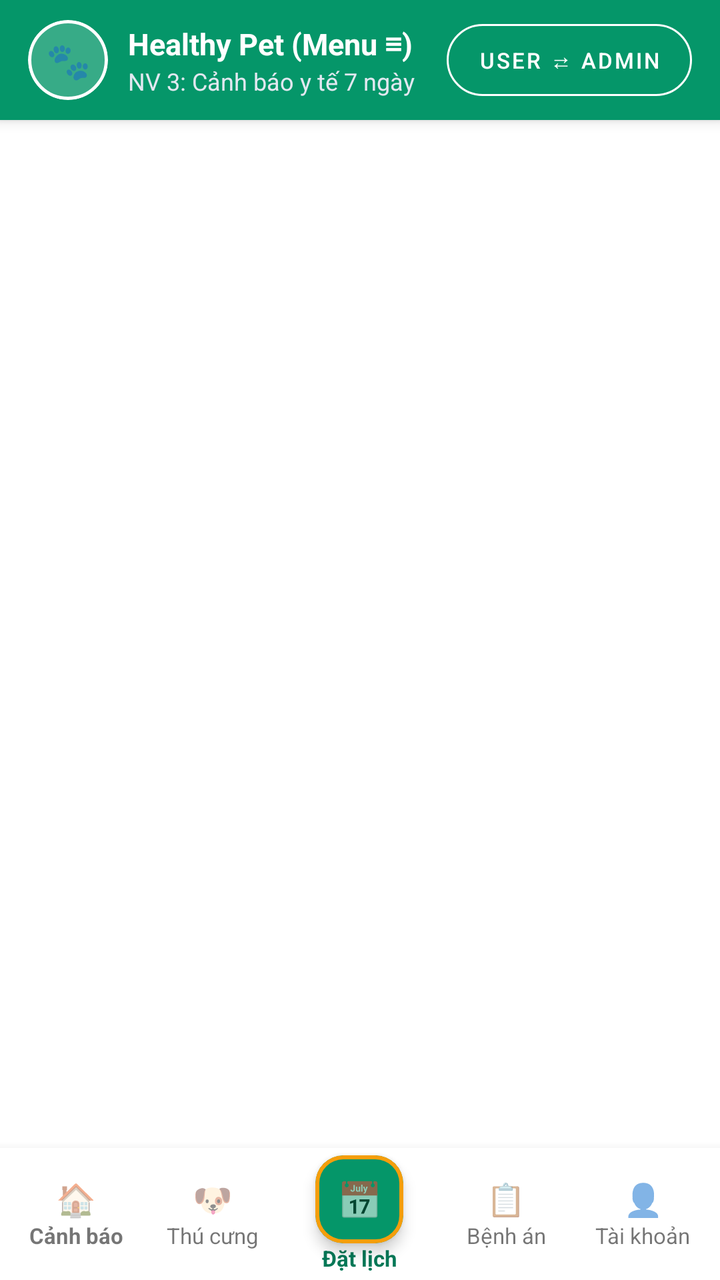
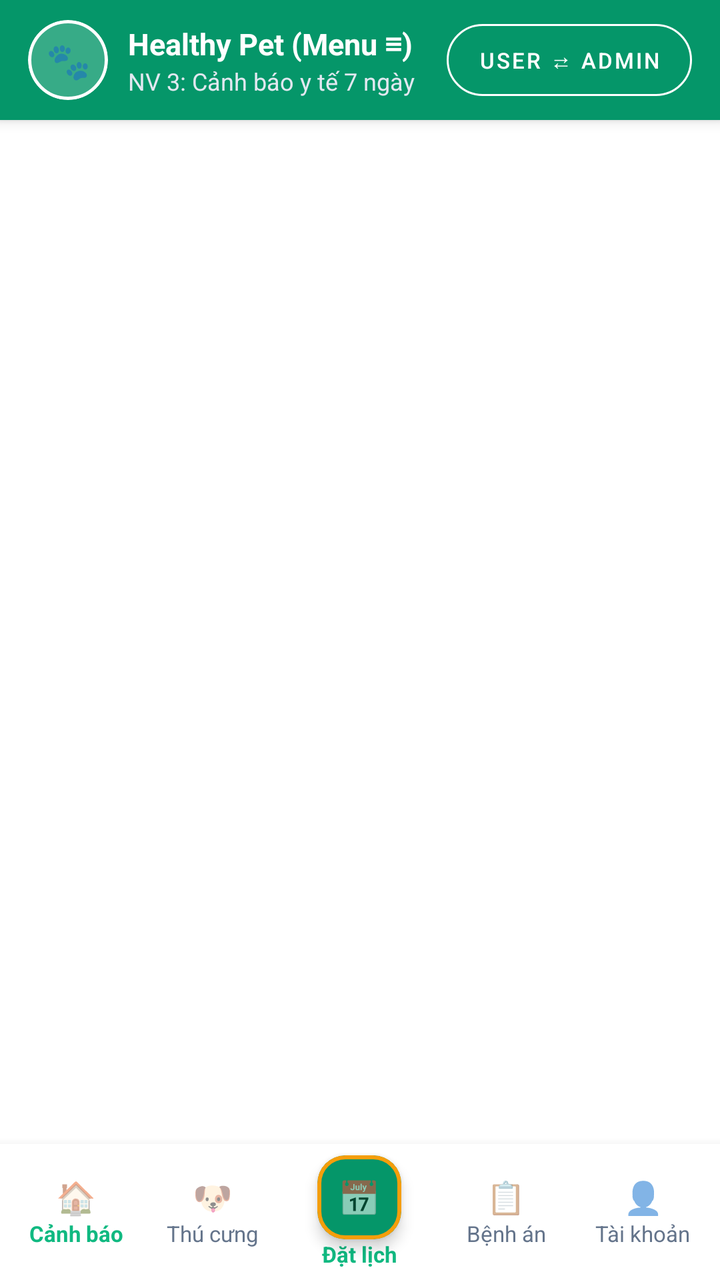

Screens rendered from an Android XML layout before and after an edit, with the pre-edit source and the edit as a unified diff.
<!-- AndroidManifest.xml: application theme Theme.Healthy_Pet -->
<!-- res/layout/activity_main.xml -->
<?xml version="1.0" encoding="utf-8"?>
<androidx.drawerlayout.widget.DrawerLayout xmlns:android="http://schemas.android.com/apk/res/android"
    xmlns:app="http://schemas.android.com/apk/res-auto"
    android:id="@+id/drawerLayout"
    android:layout_width="match_parent"
    android:layout_height="match_parent">

    
    <LinearLayout
        android:layout_width="match_parent"
        android:layout_height="match_parent"
        android:orientation="vertical">

        
        <LinearLayout
            android:id="@+id/topAppBar"
            android:layout_width="match_parent"
            android:layout_height="60dp"
            android:background="@color/emerald_600"
            android:elevation="4dp"
            android:gravity="center_vertical"
            android:orientation="horizontal"
            android:paddingHorizontal="14dp">

            <com.google.android.material.card.MaterialCardView
                android:id="@+id/btnAppIconMenu"
                android:layout_width="40dp"
                android:layout_height="40dp"
                android:clickable="true"
                android:focusable="true"
                app:cardBackgroundColor="#33FFFFFF"
                app:cardCornerRadius="20dp"
                app:cardElevation="0dp"
                app:strokeColor="@color/white"
                app:strokeWidth="1.5dp">

                <TextView
                    android:id="@+id/tvAppIconEmoji"
                    android:layout_width="match_parent"
                    android:layout_height="match_parent"
                    android:gravity="center"
                    android:text="🐾"
                    android:textSize="18sp" />
            </com.google.android.material.card.MaterialCardView>

            <LinearLayout
                android:id="@+id/layoutTitleClick"
                android:layout_width="0dp"
                android:layout_height="wrap_content"
                android:layout_marginStart="10dp"
                android:layout_weight="1"
                android:orientation="vertical">

                <TextView
                    android:id="@+id/tvToolbarTitle"
                    android:layout_width="wrap_content"
                    android:layout_height="wrap_content"
                    android:text="Healthy Pet (Menu ≡)"
                    android:textColor="@color/white"
                    android:textSize="15sp"
                    android:textStyle="bold" />

                <TextView
                    android:id="@+id/tvToolbarSubtitle"
                    android:layout_width="wrap_content"
                    android:layout_height="wrap_content"
                    android:singleLine="true"
                    android:text="NV 3: Cảnh báo y tế 7 ngày"
                    android:textColor="#E2E8F0"
                    android:textSize="12sp" />
            </LinearLayout>

            
            <com.google.android.material.button.MaterialButton
                android:id="@+id/btnSwitchRole"
                style="@style/Widget.MaterialComponents.Button.OutlinedButton"
                android:layout_width="wrap_content"
                android:layout_height="36dp"
                android:insetTop="0dp"
                android:insetBottom="0dp"
                android:text="USER ⇄ ADMIN"
                android:textAllCaps="false"
                android:textColor="@color/white"
                android:textSize="11sp"
                app:cornerRadius="18dp"
                app:strokeColor="@color/white" />
        </LinearLayout>

        
        <FrameLayout
            android:id="@+id/fragmentContainer"
            android:layout_width="match_parent"
            android:layout_height="0dp"
            android:layout_weight="1" />

        
        <LinearLayout
            android:id="@+id/bottomNavUser"
            android:layout_width="match_parent"
            android:layout_height="66dp"
            android:background="@color/white"
            android:elevation="8dp"
            android:gravity="center_vertical"
            android:orientation="horizontal"
            android:paddingHorizontal="4dp">

            <LinearLayout
                android:id="@+id/navUserAlert"
                android:layout_width="0dp"
                android:layout_height="match_parent"
                android:layout_weight="1"
                android:gravity="center"
                android:orientation="vertical">
                <TextView android:layout_width="wrap_content" android:layout_height="wrap_content" android:text="🏠" android:textSize="16sp" />
                <TextView android:layout_width="wrap_content" android:layout_height="wrap_content" android:singleLine="true" android:text="Cảnh báo" android:textSize="11sp" android:textStyle="bold" />
            </LinearLayout>

            <LinearLayout
                android:id="@+id/navUserPet"
                android:layout_width="0dp"
                android:layout_height="match_parent"
                android:layout_weight="1"
                android:gravity="center"
                android:orientation="vertical">
                <TextView android:layout_width="wrap_content" android:layout_height="wrap_content" android:text="🐶" android:textSize="16sp" />
                <TextView android:layout_width="wrap_content" android:layout_height="wrap_content" android:singleLine="true" android:text="Thú cưng" android:textSize="11sp" />
            </LinearLayout>

            
            <LinearLayout
                android:id="@+id/navUserBookingCenter"
                android:layout_width="0dp"
                android:layout_height="match_parent"
                android:layout_weight="1.15"
                android:gravity="center"
                android:orientation="vertical">

                <com.google.android.material.card.MaterialCardView
                    android:layout_width="44dp"
                    android:layout_height="44dp"
                    app:cardBackgroundColor="@color/emerald_600"
                    app:cardCornerRadius="14dp"
                    app:cardElevation="4dp"
                    app:strokeColor="@color/amber_500"
                    app:strokeWidth="2dp">
                    <TextView
                        android:layout_width="match_parent"
                        android:layout_height="match_parent"
                        android:gravity="center"
                        android:text="📅"
                        android:textSize="18sp" />
                </com.google.android.material.card.MaterialCardView>

                <TextView
                    android:layout_width="wrap_content"
                    android:layout_height="wrap_content"
                    android:singleLine="true"
                    android:text="Đặt lịch"
                    android:textColor="@color/emerald_700"
                    android:textSize="11sp"
                    android:textStyle="bold" />
            </LinearLayout>

            <LinearLayout
                android:id="@+id/navUserMedical"
                android:layout_width="0dp"
                android:layout_height="match_parent"
                android:layout_weight="1"
                android:gravity="center"
                android:orientation="vertical">
                <TextView android:layout_width="wrap_content" android:layout_height="wrap_content" android:text="📋" android:textSize="16sp" />
                <TextView android:layout_width="wrap_content" android:layout_height="wrap_content" android:singleLine="true" android:text="Bệnh án" android:textSize="11sp" />
            </LinearLayout>

            <LinearLayout
                android:id="@+id/navUserAccount"
                android:layout_width="0dp"
                android:layout_height="match_parent"
                android:layout_weight="1"
                android:gravity="center"
                android:orientation="vertical">
                <TextView android:layout_width="wrap_content" android:layout_height="wrap_content" android:text="👤" android:textSize="16sp" />
                <TextView android:layout_width="wrap_content" android:layout_height="wrap_content" android:singleLine="true" android:text="Tài khoản" android:textSize="11sp" />
            </LinearLayout>
        </LinearLayout>

        
        <LinearLayout
            android:id="@+id/bottomNavAdmin"
            android:layout_width="match_parent"
            android:layout_height="62dp"
            android:background="@color/white"
            android:elevation="8dp"
            android:gravity="center_vertical"
            android:orientation="horizontal"
            android:visibility="gone">

            <LinearLayout
                android:id="@+id/navAdminUserPet"
                android:layout_width="0dp"
                android:layout_height="match_parent"
                android:layout_weight="1"
                android:gravity="center"
                android:orientation="vertical">
                <TextView android:layout_width="wrap_content" android:layout_height="wrap_content" android:text="👥" android:textSize="16sp" />
                <TextView android:layout_width="wrap_content" android:layout_height="wrap_content" android:singleLine="true" android:text="User &amp; Pet" android:textSize="11sp" android:textStyle="bold" />
            </LinearLayout>

            <LinearLayout
                android:id="@+id/navAdminAppointment"
                android:layout_width="0dp"
                android:layout_height="match_parent"
                android:layout_weight="1"
                android:gravity="center"
                android:orientation="vertical">
                <TextView android:layout_width="wrap_content" android:layout_height="wrap_content" android:text="🩺" android:textSize="16sp" />
                <TextView android:layout_width="wrap_content" android:layout_height="wrap_content" android:singleLine="true" android:text="Duyệt lịch &amp; Đơn" android:textSize="11sp" android:textStyle="bold" />
            </LinearLayout>

            <LinearLayout
                android:id="@+id/navAdminClinic"
                android:layout_width="0dp"
                android:layout_height="match_parent"
                android:layout_weight="1"
                android:gravity="center"
                android:orientation="vertical">
                <TextView android:layout_width="wrap_content" android:layout_height="wrap_content" android:text="🏥" android:textSize="16sp" />
                <TextView android:layout_width="wrap_content" android:layout_height="wrap_content" android:singleLine="true" android:text="Chi nhánh" android:textSize="11sp" android:textStyle="bold" />
            </LinearLayout>
        </LinearLayout>
    </LinearLayout>

    
    <ScrollView
        android:layout_width="300dp"
        android:layout_height="match_parent"
        android:layout_gravity="start"
        android:background="@color/white"
        android:elevation="16dp">

        <LinearLayout
            android:layout_width="match_parent"
            android:layout_height="wrap_content"
            android:orientation="vertical">

            
            <LinearLayout
                android:layout_width="match_parent"
                android:layout_height="wrap_content"
                android:background="@color/emerald_700"
                android:orientation="vertical"
                android:padding="20dp">

                <TextView
                    android:layout_width="wrap_content"
                    android:layout_height="wrap_content"
                    android:text="🐾 Healthy Pet Menu"
                    android:textColor="@color/white"
                    android:textSize="18sp"
                    android:textStyle="bold" />

                <TextView
                    android:layout_width="wrap_content"
                    android:layout_height="wrap_content"
                    android:layout_marginTop="4dp"
                    android:text="Cài đặt • Theme • Trợ lý AI Thú Y"
                    android:textColor="#D1FAE5"
                    android:textSize="12sp" />
            </LinearLayout>

            
            <LinearLayout
                android:layout_width="match_parent"
                android:layout_height="wrap_content"
                android:orientation="vertical"
                android:padding="16dp">

                <TextView
                    android:layout_width="wrap_content"
                    android:layout_height="wrap_content"
                    android:text="🎨 GIAO DIỆN (THEME)"
                    android:textColor="@color/emerald_700"
                    android:textSize="12sp"
                    android:textStyle="bold" />

                <com.google.android.material.switchmaterial.SwitchMaterial
                    android:id="@+id/switchDarkMode"
                    android:layout_width="match_parent"
                    android:layout_height="wrap_content"
                    android:layout_marginTop="6dp"
                    android:text="Chế độ Ban đêm (Dark Mode)"
                    android:textSize="14sp" />

                <View
                    android:layout_width="match_parent"
                    android:layout_height="1dp"
                    android:layout_marginVertical="12dp"
                    android:background="#E2E8F0" />

                
                <TextView
                    android:layout_width="wrap_content"
                    android:layout_height="wrap_content"
                    android:text="⚙️ CÀI ĐẶT HỆ THỐNG"
                    android:textColor="@color/emerald_700"
                    android:textSize="12sp"
                    android:textStyle="bold" />

                <com.google.android.material.switchmaterial.SwitchMaterial
                    android:id="@+id/switchAlert7Days"
                    android:layout_width="match_parent"
                    android:layout_height="wrap_content"
                    android:layout_marginTop="6dp"
                    android:checked="true"
                    android:text="Tự động cảnh báo tiêm trước 7 ngày"
                    android:textSize="14sp" />

                <View
                    android:layout_width="match_parent"
                    android:layout_height="1dp"
                    android:layout_marginVertical="12dp"
                    android:background="#E2E8F0" />

                
                <TextView
                    android:layout_width="wrap_content"
                    android:layout_height="wrap_content"
                    android:text="🤖 TRỢ GIÚP &amp; TRỢ LÝ AI THÚ Y"
                    android:textColor="@color/emerald_700"
                    android:textSize="12sp"
                    android:textStyle="bold" />

                <TextView
                    android:id="@+id/tvAiAnswerBox"
                    android:layout_width="match_parent"
                    android:layout_height="wrap_content"
                    android:layout_marginTop="8dp"
                    android:background="@color/emerald_50"
                    android:padding="12dp"
                    android:text="🤖 AI Bác Sĩ Thú Y: Chào bạn! Hãy chọn câu hỏi nhanh bên dưới để được tư vấn sơ cứu cho thú cưng."
                    android:textColor="@color/slate_800"
                    android:textSize="13sp" />

                <com.google.android.material.button.MaterialButton
                    android:id="@+id/btnAiFaq1"
                    style="@style/Widget.MaterialComponents.Button.OutlinedButton"
                    android:layout_width="match_parent"
                    android:layout_height="wrap_content"
                    android:layout_marginTop="8dp"
                    android:text="🐕 Chó bỏ ăn, nôn dịch vàng?"
                    android:textAllCaps="false"
                    android:textAlignment="viewStart"
                    android:textSize="12sp" />

                <com.google.android.material.button.MaterialButton
                    android:id="@+id/btnAiFaq2"
                    style="@style/Widget.MaterialComponents.Button.OutlinedButton"
                    android:layout_width="match_parent"
                    android:layout_height="wrap_content"
                    android:layout_marginTop="4dp"
                    android:text="💉 Lịch tiêm phòng chuẩn cho chó/mèo?"
                    android:textAllCaps="false"
                    android:textAlignment="viewStart"
                    android:textSize="12sp" />

                <com.google.android.material.button.MaterialButton
                    android:id="@+id/btnCloseDrawer"
                    android:layout_width="match_parent"
                    android:layout_height="wrap_content"
                    android:layout_marginTop="16dp"
                    android:text="Đóng Menu ←"
                    android:textAllCaps="false" />
            </LinearLayout>
        </LinearLayout>
    </ScrollView>

</androidx.drawerlayout.widget.DrawerLayout>
<!-- resources referenced by this layout -->
<resources>
  <color name="amber_500">#F59E0B</color>
  <color name="emerald_50">#ECFDF5</color>
  <color name="emerald_600">#059669</color>
  <color name="emerald_700">#047857</color>
  <color name="slate_800">#1E293B</color>
  <color name="white">#FFFFFFFF</color>
  <style name="Theme.Healthy_Pet" parent="Theme.MaterialComponents.DayNight.NoActionBar">
          <item name="colorPrimary">@color/emerald_600</item>
          <item name="colorPrimaryVariant">@color/emerald_700</item>
          <item name="colorOnPrimary">@color/white</item>
          <item name="colorSecondary">@color/emerald_500</item>
          <item name="colorSecondaryVariant">@color/emerald_700</item>
          <item name="colorOnSecondary">@color/white</item>
          <item name="android:statusBarColor" tools:targetApi="l">@color/emerald_700</item>
      </style>
  <color name="emerald_500">#10B981</color>
</resources>

<!-- the commit's change to res/layout/activity_main.xml (unified diff, before → after) -->
@@ -97,8 +97,8 @@
         <LinearLayout
             android:id="@+id/bottomNavUser"
             android:layout_width="match_parent"
-            android:layout_height="66dp"
-            android:background="@color/white"
+            android:layout_height="68dp"
+            android:background="?attr/colorSurface"
             android:elevation="8dp"
             android:gravity="center_vertical"
             android:orientation="horizontal"
@@ -109,10 +109,21 @@
                 android:layout_width="0dp"
                 android:layout_height="match_parent"
                 android:layout_weight="1"
+                android:background="?attr/selectableItemBackgroundBorderless"
+                android:clickable="true"
+                android:focusable="true"
                 android:gravity="center"
                 android:orientation="vertical">
                 <TextView android:layout_width="wrap_content" android:layout_height="wrap_content" android:text="🏠" android:textSize="16sp" />
-                <TextView android:layout_width="wrap_content" android:layout_height="wrap_content" android:singleLine="true" android:text="Cảnh báo" android:textSize="11sp" android:textStyle="bold" />
+                <TextView
+                    android:id="@+id/tvNavUserAlert"
+                    android:layout_width="wrap_content"
+                    android:layout_height="wrap_content"
+                    android:singleLine="true"
+                    android:text="Cảnh báo"
+                    android:textColor="@color/emerald_500"
+                    android:textSize="11sp"
+                    android:textStyle="bold" />
             </LinearLayout>
 
             <LinearLayout
@@ -120,10 +131,20 @@
                 android:layout_width="0dp"
                 android:layout_height="match_parent"
                 android:layout_weight="1"
+                android:background="?attr/selectableItemBackgroundBorderless"
+                android:clickable="true"
+                android:focusable="true"
                 android:gravity="center"
                 android:orientation="vertical">
                 <TextView android:layout_width="wrap_content" android:layout_height="wrap_content" android:text="🐶" android:textSize="16sp" />
-                <TextView android:layout_width="wrap_content" android:layout_height="wrap_content" android:singleLine="true" android:text="Thú cưng" android:textSize="11sp" />
+                <TextView
+                    android:id="@+id/tvNavUserPet"
+                    android:layout_width="wrap_content"
+                    android:layout_height="wrap_content"
+                    android:singleLine="true"
+                    android:text="Thú cưng"
+                    android:textColor="@color/slate_500"
+                    android:textSize="11sp" />
             </LinearLayout>
 
             
@@ -132,12 +153,16 @@
                 android:layout_width="0dp"
                 android:layout_height="match_parent"
                 android:layout_weight="1.15"
+                android:background="?attr/selectableItemBackgroundBorderless"
+                android:clickable="true"
+                android:focusable="true"
                 android:gravity="center"
                 android:orientation="vertical">
 
                 <com.google.android.material.card.MaterialCardView
-                    android:layout_width="44dp"
-                    android:layout_height="44dp"
+                    android:id="@+id/cardBookingCenter"
+                    android:layout_width="42dp"
+                    android:layout_height="42dp"
                     app:cardBackgroundColor="@color/emerald_600"
                     app:cardCornerRadius="14dp"
                     app:cardElevation="4dp"
@@ -148,15 +173,16 @@
                         android:layout_height="match_parent"
                         android:gravity="center"
                         android:text="📅"
-                        android:textSize="18sp" />
+                        android:textSize="17sp" />
                 </com.google.android.material.card.MaterialCardView>
 
                 <TextView
+                    android:id="@+id/tvNavUserBooking"
                     android:layout_width="wrap_content"
                     android:layout_height="wrap_content"
                     android:singleLine="true"
                     android:text="Đặt lịch"
-                    android:textColor="@color/emerald_700"
+                    android:textColor="@color/emerald_500"
                     android:textSize="11sp"
                     android:textStyle="bold" />
             </LinearLayout>
@@ -166,10 +192,20 @@
                 android:layout_width="0dp"
                 android:layout_height="match_parent"
                 android:layout_weight="1"
+                android:background="?attr/selectableItemBackgroundBorderless"
+                android:clickable="true"
+                android:focusable="true"
                 android:gravity="center"
                 android:orientation="vertical">
                 <TextView android:layout_width="wrap_content" android:layout_height="wrap_content" android:text="📋" android:textSize="16sp" />
-                <TextView android:layout_width="wrap_content" android:layout_height="wrap_content" android:singleLine="true" android:text="Bệnh án" android:textSize="11sp" />
+                <TextView
+                    android:id="@+id/tvNavUserMedical"
+                    android:layout_width="wrap_content"
+                    android:layout_height="wrap_content"
+                    android:singleLine="true"
+                    android:text="Bệnh án"
+                    android:textColor="@color/slate_500"
+                    android:textSize="11sp" />
             </LinearLayout>
 
             <LinearLayout
@@ -177,10 +213,20 @@
                 android:layout_width="0dp"
                 android:layout_height="match_parent"
                 android:layout_weight="1"
+                android:background="?attr/selectableItemBackgroundBorderless"
+                android:clickable="true"
+                android:focusable="true"
                 android:gravity="center"
                 android:orientation="vertical">
                 <TextView android:layout_width="wrap_content" android:layout_height="wrap_content" android:text="👤" android:textSize="16sp" />
-                <TextView android:layout_width="wrap_content" android:layout_height="wrap_content" android:singleLine="true" android:text="Tài khoản" android:textSize="11sp" />
+                <TextView
+                    android:id="@+id/tvNavUserAccount"
+                    android:layout_width="wrap_content"
+                    android:layout_height="wrap_content"
+                    android:singleLine="true"
+                    android:text="Tài khoản"
+                    android:textColor="@color/slate_500"
+                    android:textSize="11sp" />
             </LinearLayout>
         </LinearLayout>
 
@@ -188,8 +234,8 @@
         <LinearLayout
             android:id="@+id/bottomNavAdmin"
             android:layout_width="match_parent"
-            android:layout_height="62dp"
-            android:background="@color/white"
+            android:layout_height="64dp"
+            android:background="?attr/colorSurface"
             android:elevation="8dp"
             android:gravity="center_vertical"
             android:orientation="horizontal"
@@ -200,10 +246,21 @@
                 android:layout_width="0dp"
                 android:layout_height="match_parent"
                 android:layout_weight="1"
+                android:background="?attr/selectableItemBackgroundBorderless"
+                android:clickable="true"
+                android:focusable="true"
                 android:gravity="center"
                 android:orientation="vertical">
                 <TextView android:layout_width="wrap_content" android:layout_height="wrap_content" android:text="👥" android:textSize="16sp" />
-                <TextView android:layout_width="wrap_content" android:layout_height="wrap_content" android:singleLine="true" android:text="User &amp; Pet" android:textSize="11sp" android:textStyle="bold" />
+                <TextView
+                    android:id="@+id/tvNavAdminUserPet"
+                    android:layout_width="wrap_content"
+                    android:layout_height="wrap_content"
+                    android:singleLine="true"
+                    android:text="User &amp; Pet"
+                    android:textColor="@color/emerald_500"
+                    android:textSize="11sp"
+                    android:textStyle="bold" />
             </LinearLayout>
 
             <LinearLayout
@@ -211,10 +268,20 @@
                 android:layout_width="0dp"
                 android:layout_height="match_parent"
                 android:layout_weight="1"
+                android:background="?attr/selectableItemBackgroundBorderless"
+                android:clickable="true"
+                android:focusable="true"
                 android:gravity="center"
                 android:orientation="vertical">
                 <TextView android:layout_width="wrap_content" android:layout_height="wrap_content" android:text="🩺" android:textSize="16sp" />
-                <TextView android:layout_width="wrap_content" android:layout_height="wrap_content" android:singleLine="true" android:text="Duyệt lịch &amp; Đơn" android:textSize="11sp" android:textStyle="bold" />
+                <TextView
+                    android:id="@+id/tvNavAdminAppointment"
+                    android:layout_width="wrap_content"
+                    android:layout_height="wrap_content"
+                    android:singleLine="true"
+                    android:text="Duyệt lịch &amp; Đơn"
+                    android:textColor="@color/slate_500"
+                    android:textSize="11sp" />
             </LinearLayout>
 
             <LinearLayout
@@ -222,10 +289,20 @@
                 android:layout_width="0dp"
                 android:layout_height="match_parent"
                 android:layout_weight="1"
+                android:background="?attr/selectableItemBackgroundBorderless"
+                android:clickable="true"
+                android:focusable="true"
                 android:gravity="center"
                 android:orientation="vertical">
                 <TextView android:layout_width="wrap_content" android:layout_height="wrap_content" android:text="🏥" android:textSize="16sp" />
-                <TextView android:layout_width="wrap_content" android:layout_height="wrap_content" android:singleLine="true" android:text="Chi nhánh" android:textSize="11sp" android:textStyle="bold" />
+                <TextView
+                    android:id="@+id/tvNavAdminClinic"
+                    android:layout_width="wrap_content"
+                    android:layout_height="wrap_content"
+                    android:singleLine="true"
+                    android:text="Chi nhánh"
+                    android:textColor="@color/slate_500"
+                    android:textSize="11sp" />
             </LinearLayout>
         </LinearLayout>
     </LinearLayout>
@@ -235,7 +312,7 @@
         android:layout_width="300dp"
         android:layout_height="match_parent"
         android:layout_gravity="start"
-        android:background="@color/white"
+        android:background="?attr/colorSurface"
         android:elevation="16dp">
 
         <LinearLayout
@@ -279,7 +356,7 @@
                     android:layout_width="wrap_content"
                     android:layout_height="wrap_content"
                     android:text="🎨 GIAO DIỆN (THEME)"
-                    android:textColor="@color/emerald_700"
+                    android:textColor="@color/emerald_500"
                     android:textSize="12sp"
                     android:textStyle="bold" />
 
@@ -289,20 +366,21 @@
                     android:layout_height="wrap_content"
                     android:layout_marginTop="6dp"
                     android:text="Chế độ Ban đêm (Dark Mode)"
+                    android:textColor="?android:attr/textColorPrimary"
                     android:textSize="14sp" />
 
                 <View
                     android:layout_width="match_parent"
                     android:layout_height="1dp"
                     android:layout_marginVertical="12dp"
-                    android:background="#E2E8F0" />
+                    android:background="#3364748B" />
 
                 
                 <TextView
                     android:layout_width="wrap_content"
                     android:layout_height="wrap_content"
                     android:text="⚙️ CÀI ĐẶT HỆ THỐNG"
-                    android:textColor="@color/emerald_700"
+                    android:textColor="@color/emerald_500"
                     android:textSize="12sp"
                     android:textStyle="bold" />
 
@@ -313,20 +391,21 @@
                     android:layout_marginTop="6dp"
                     android:checked="true"
                     android:text="Tự động cảnh báo tiêm trước 7 ngày"
+                    android:textColor="?android:attr/textColorPrimary"
                     android:textSize="14sp" />
 
                 <View
                     android:layout_width="match_parent"
                     android:layout_height="1dp"
                     android:layout_marginVertical="12dp"
-                    android:background="#E2E8F0" />
+                    android:background="#3364748B" />
 
                 
                 <TextView
                     android:layout_width="wrap_content"
                     android:layout_height="wrap_content"
                     android:text="🤖 TRỢ GIÚP &amp; TRỢ LÝ AI THÚ Y"
-                    android:textColor="@color/emerald_700"
+                    android:textColor="@color/emerald_500"
                     android:textSize="12sp"
                     android:textStyle="bold" />
 
@@ -350,7 +429,9 @@
                     android:text="🐕 Chó bỏ ăn, nôn dịch vàng?"
                     android:textAllCaps="false"
                     android:textAlignment="viewStart"
-                    android:textSize="12sp" />
+                    android:textColor="?android:attr/textColorPrimary"
+                    android:textSize="12sp"
+                    app:strokeColor="@color/emerald_500" />
 
                 <com.google.android.material.button.MaterialButton
                     android:id="@+id/btnAiFaq2"
@@ -361,7 +442,9 @@
                     android:text="💉 Lịch tiêm phòng chuẩn cho chó/mèo?"
                     android:textAllCaps="false"
                     android:textAlignment="viewStart"
-                    android:textSize="12sp" />
+                    android:textColor="?android:attr/textColorPrimary"
+                    android:textSize="12sp"
+                    app:strokeColor="@color/emerald_500" />
 
                 <com.google.android.material.button.MaterialButton
                     android:id="@+id/btnCloseDrawer"
<!-- resource entries referenced after the edit -->
@@ -4,6 +4,7 @@
   <color name="emerald_50">#ECFDF5</color>
   <color name="emerald_600">#059669</color>
   <color name="emerald_700">#047857</color>
+  <color name="slate_500">#64748B</color>
   <color name="slate_800">#1E293B</color>
   <color name="white">#FFFFFFFF</color>
   <style name="Theme.Healthy_Pet" parent="Theme.MaterialComponents.DayNight.NoActionBar">
